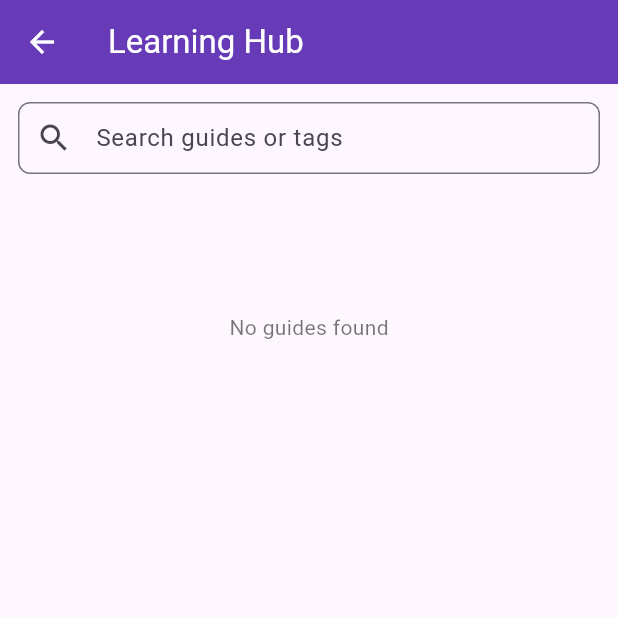
After one commit to AlphaLion95/entreprepare, a Flutter app: the HomeScreen screen opened directly, after a tap on the "school" icon, on a phone screen of 412 x 824 dp, the top half of it. The commit adds this screen. Run offline on Flutter 3.47's test engine with Material 3 defaults, Android fonts, the phone set to English and light mode, and no system bars; our stand-ins replace cached_network_image, cloud_firestore, firebase_auth, firebase_core, flutter_markdown, google_sign_in and 1 more; accounts and stored records are empty.

Commit message:
Learning HUB

```diff
--- /dev/null
+++ b/lib/models/guide.dart
@@ -0,0 +1,96 @@
+import 'package:cloud_firestore/cloud_firestore.dart';
+
+class Guide {
+  final String id;
+  final String title;
+  final String? summary;
+  final String? bodyMarkdown;
+  final List<String> tags;
+  final String? coverImage;
+  final String? videoUrl;
+  final String? url;
+  final String? category;
+  final String author;
+  final DateTime createdAt;
+
+  Guide({
+    required this.id,
+    required this.title,
+    this.summary,
+    this.bodyMarkdown,
+    this.tags = const [],
+    this.coverImage,
+    this.videoUrl,
+    this.url,
+    this.category,
+    this.author = 'Unknown',
+    required this.createdAt,
+  });
+
+  /// Helper to safely unwrap Firestore fields
+  static dynamic _unwrap(dynamic v) {
+    if (v == null) return null;
+    if (v is Map && v.containsKey('value')) return v['value'];
+    return v;
+  }
+
+  static List<String> _toList(dynamic v) {
+    final unwrapped = _unwrap(v);
+    if (unwrapped == null) return [];
+    if (unwrapped is String) return [unwrapped];
+    if (unwrapped is Iterable) {
+      return unwrapped.map((e) => e?.toString() ?? '').toList();
+    }
+    return [unwrapped.toString()];
+  }
+
+  static DateTime _parseCreatedAt(dynamic v) {
+    final unwrapped = _unwrap(v);
+    if (unwrapped == null) return DateTime.now();
+    if (unwrapped is int) return DateTime.fromMillisecondsSinceEpoch(unwrapped);
+    if (unwrapped is Timestamp) return unwrapped.toDate();
+    if (unwrapped is String) {
+      try {
+        return DateTime.parse(unwrapped);
+      } catch (_) {
+        return DateTime.now();
+      }
+    }
+    return DateTime.now();
+  }
+
+  factory Guide.fromMap(String id, Map<String, dynamic> map) {
+    final type = (_unwrap(map['type']) ?? '').toString().toLowerCase();
+    final legacyUrl = _unwrap(map['url'])?.toString();
+    final video =
+        _unwrap(map['videoUrl'])?.toString() ??
+        (type == 'video' ? legacyUrl : null);
+
+    return Guide(
+      id: id,
+      title: (_unwrap(map['title']) ?? '').toString(),
+      summary: _unwrap(map['summary'])?.toString(),
+      bodyMarkdown: _unwrap(map['bodyMarkdown'])?.toString(),
+      tags: _toList(map['tags'] ?? map['tag'] ?? map['categories']),
+      coverImage: _unwrap(map['coverImage'])?.toString(),
+      videoUrl: video,
+      url: legacyUrl,
+      category: _unwrap(map['category'])?.toString(),
+      author: (_unwrap(map['author']) ?? 'Unknown').toString(),
+      createdAt: _parseCreatedAt(map['createdAt']),
+    );
+  }
+
+  Map<String, dynamic> toMap() => {
+    'title': title,
+    if (summary != null) 'summary': summary,
+    if (bodyMarkdown != null) 'bodyMarkdown': bodyMarkdown,
+    'tags': tags,
+    if (coverImage != null) 'coverImage': coverImage,
+    if (videoUrl != null) 'videoUrl': videoUrl,
+    if (url != null) 'url': url,
+    if (category != null) 'category': category,
+    'author': author,
+    'createdAt': createdAt.millisecondsSinceEpoch,
+  };
+}
--- a/lib/screens/home_screen.dart
+++ b/lib/screens/home_screen.dart
@@ -5,6 +5,7 @@ import '../services/business_service.dart';
 import '../models/business.dart';
 import '../screens/quiz/quiz_screen.dart';
 import 'business/business_detail_screen.dart';
+import 'learn/learn_list_screen.dart';
 
 class HomeScreen extends StatefulWidget {
   const HomeScreen({super.key});
@@ -246,7 +247,20 @@ class _HomeScreenState extends State<HomeScreen> {
   @override
   Widget build(BuildContext context) {
     return Scaffold(
-      appBar: AppBar(title: const Text('Home')),
+      appBar: AppBar(
+        title: const Text('Home'),
+        actions: [
+          IconButton(
+            icon: const Icon(Icons.school),
+            tooltip: 'Learning Hub',
+            onPressed: () => Navigator.push(
+              context,
+              MaterialPageRoute(builder: (_) => const LearnListScreen()),
+            ),
+          ),
+        ],
+      ),
+
       body: _loading
           ? const Center(child: CircularProgressIndicator())
           : RefreshIndicator(
--- /dev/null
+++ b/lib/screens/learn/learn_list_screen.dart
@@ -0,0 +1,165 @@
+import 'dart:async';
+import 'package:flutter/material.dart';
+import '../../services/guide_service.dart';
+import '../../models/guide.dart';
+import '../../widgets/guide_card.dart';
+import 'guide_detail_screen.dart';
+
+class LearnListScreen extends StatefulWidget {
+  const LearnListScreen({super.key});
+  @override
+  State<LearnListScreen> createState() => _LearnListScreenState();
+}
+
+class _LearnListScreenState extends State<LearnListScreen> {
+  final GuideService _service = GuideService();
+  final TextEditingController _searchController = TextEditingController();
+  Timer? _searchDebounce;
+
+  List<Guide> _guides = [];
+  bool _loading = true;
+  String _query = '';
+
+  @override
+  void initState() {
+    super.initState();
+    _load();
+  }
+
+  @override
+  void dispose() {
+    _searchDebounce?.cancel();
+    _searchController.dispose();
+    super.dispose();
+  }
+
+  Future<void> _load() async {
+    setState(() => _loading = true);
+    try {
+      final guides = await _service.fetchGuides();
+      if (mounted) {
+        setState(() {
+          _guides = guides;
+          _loading = false;
+        });
+      }
+    } catch (_) {
+      if (mounted) {
+        setState(() {
+          _guides = [];
+          _loading = false;
+        });
+      }
+    }
+  }
+
+  Future<void> _performSearch(String query) async {
+    setState(() => _loading = true);
+    try {
+      final results = await _service.fetchGuides(query: query);
+      if (mounted) {
+        setState(() {
+          _guides = results;
+          _loading = false;
+        });
+      }
+    } catch (_) {
+      if (mounted) {
+        setState(() {
+          _guides = [];
+          _loading = false;
+        });
+      }
+    }
+  }
+
+  void _onSearchChanged(String v) {
+    _query = v;
+    _searchDebounce?.cancel();
+    _searchDebounce = Timer(
+      const Duration(milliseconds: 400),
+      () => _performSearch(_query),
+    );
+  }
+
+  void _clearSearch() {
+    _searchDebounce?.cancel();
+    _searchController.clear();
+    _query = '';
+    _load();
+    FocusScope.of(context).unfocus();
+  }
+
+  void _openGuide(Guide g) {
+    Navigator.push(
+      context,
+      MaterialPageRoute(builder: (_) => GuideDetailScreen(guideId: g.id)),
+    );
+  }
+
+  @override
+  Widget build(BuildContext context) {
+    return Scaffold(
+      appBar: AppBar(title: const Text('Learning Hub')),
+      body: Column(
+        children: <Widget>[
+          Padding(
+            padding: const EdgeInsets.all(12),
+            child: TextField(
+              controller: _searchController,
+              decoration: InputDecoration(
+                prefixIcon: const Icon(Icons.search),
+                hintText: 'Search guides or tags',
+                suffixIcon: _query.isNotEmpty
+                    ? IconButton(
+                        icon: const Icon(Icons.clear),
+                        onPressed: _clearSearch,
+                      )
+                    : null,
+                border: OutlineInputBorder(
+                  borderRadius: BorderRadius.circular(8),
+                ),
+                contentPadding: const EdgeInsets.symmetric(
+                  vertical: 12,
+                  horizontal: 12,
+                ),
+              ),
+              onChanged: _onSearchChanged,
+            ),
+          ),
+          Expanded(
+            child: _loading
+                ? const Center(child: CircularProgressIndicator())
+                : _guides.isEmpty
+                ? RefreshIndicator(
+                    onRefresh: _load,
+                    child: ListView(
+                      physics: const AlwaysScrollableScrollPhysics(),
+                      children: const <Widget>[
+                        SizedBox(height: 80),
+                        Center(
+                          child: Text(
+                            'No guides found',
+                            style: TextStyle(color: Colors.black54),
+                          ),
+                        ),
+                      ],
+                    ),
+                  )
+                : RefreshIndicator(
+                    onRefresh: _load,
+                    child: ListView.builder(
+                      padding: const EdgeInsets.only(top: 8, bottom: 24),
+                      itemCount: _guides.length,
+                      itemBuilder: (context, index) => GuideCard(
+                        guide: _guides[index],
+                        onTap: () => _openGuide(_guides[index]),
+                      ),
+                    ),
+                  ),
+          ),
+        ],
+      ),
+    );
+  }
+}
--- /dev/null
+++ b/lib/services/guide_service.dart
@@ -0,0 +1,41 @@
+import 'package:cloud_firestore/cloud_firestore.dart';
+import '../models/guide.dart';
+
+class GuideService {
+  // point to the collection you updated in Firestore
+  final _col = FirebaseFirestore.instance.collection('learningResources');
+
+  Future<List<Guide>> fetchGuides({String? tag, String? query, int limit = 50}) async {
+    Query q = _col.orderBy('createdAt', descending: true).limit(limit);
+    if (tag != null && tag.isNotEmpty) {
+      q = q.where('tags', arrayContains: tag);
+    }
+    final snap = await q.get();
+    // debug
+    // ignore: avoid_print
+    print('DEBUG: fetched ${snap.docs.length} docs from learningResources');
+    var guides = snap.docs.map((d) => Guide.fromMap(d.id, d.data() as Map<String, dynamic>)).toList();
+
+    if (query != null && query.isNotEmpty) {
+      final ql = query.toLowerCase();
+      guides = guides.where((g) =>
+          g.title.toLowerCase().contains(ql) ||
+          (g.summary ?? '').toLowerCase().contains(ql) ||
+          (g.bodyMarkdown ?? '').toLowerCase().contains(ql) ||
+          g.tags.any((t) => t.toLowerCase().contains(ql)) ||
+          (g.category ?? '').toLowerCase().contains(ql) ||
+          (g.url ?? '').toLowerCase().contains(ql)
+      ).toList();
+      // ignore: avoid_print
+      print('DEBUG: after filter, ${guides.length} guides match "$query"');
+    }
+
+    return guides;
+  }
+
+  Future<Guide?> fetchGuideById(String id) async {
+    final doc = await _col.doc(id).get();
+    if (!doc.exists) return null;
+    return Guide.fromMap(doc.id, doc.data() as Map<String, dynamic>);
+  }
+}
```
Also changed, not shown: lib/screens/learn/guide_detail_screen.dart (added, +131 -0 lines), lib/widgets/guide_card.dart (added, +91 -0 lines), lib/widgets/video_player_widget.dart (added, +42 -0 lines), pubspec.yaml (+7 -1 lines), pubspec.lock.
